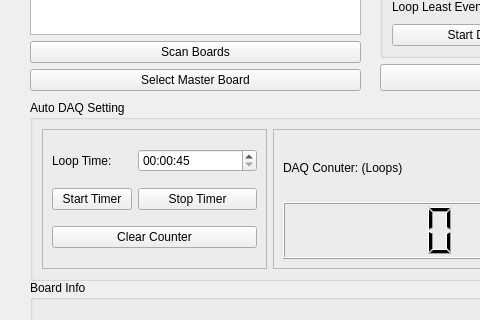
First picture: the form in src/MultiBoard.ui, repository HelloUSTC114/FEEBoardGUI-AddDB, before the edit; both pictures show x 0 to 480 and y 300 to 620 of the 819 by 914 pixel window.
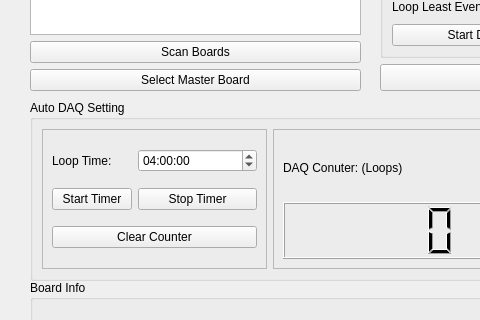
Second picture: the form after the edit.

Commit message: modify TS display in GUI

The edit to the form file:
```diff
--- a/src/MultiBoard.ui
+++ b/src/MultiBoard.ui
@@ -648,9 +648,9 @@
           </property>
           <property name="time">
            <time>
-            <hour>0</hour>
+            <hour>4</hour>
             <minute>0</minute>
-            <second>45</second>
+            <second>0</second>
            </time>
           </property>
          </widget>
```
The commit also changes 1 other file.
